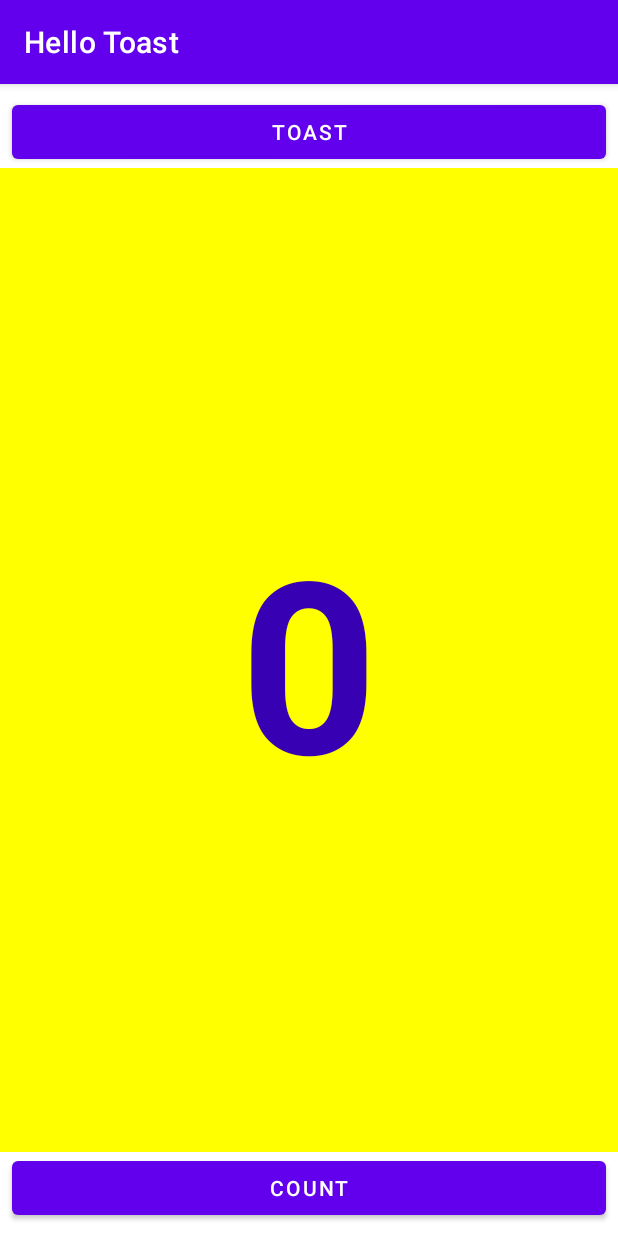
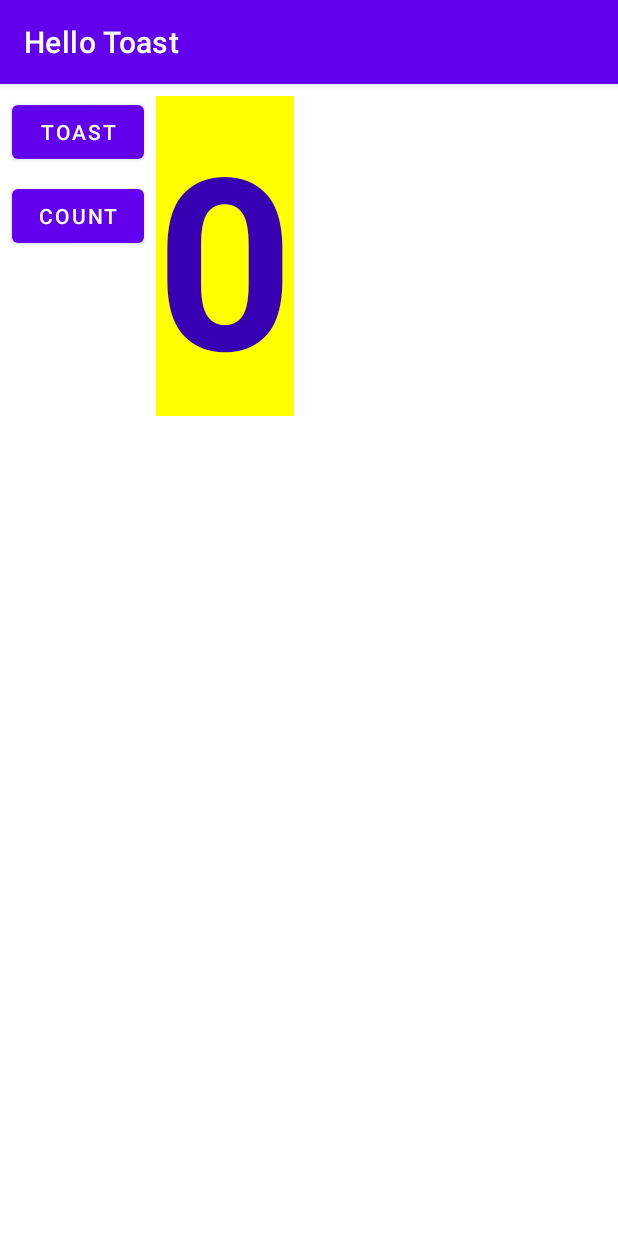
Before and after one commit to Developing-Mobile-Apps/hello-toast, an Android app: the screen it shows after launch (MainActivity), on a phone screen of 412 x 824 dp. Run offline under Robolectric (Android 15) with nearby library versions, the phone set to English and light mode, and no system bars.

Commit message:
FEAT: Update layout
Update layout show that it looks good in both horizontal and vertical orientations

```diff
--- a/app/src/main/res/layout/activity_main.xml
+++ b/app/src/main/res/layout/activity_main.xml
@@ -12,10 +12,8 @@
         android:layout_height="wrap_content"
         android:layout_marginStart="8dp"
         android:layout_marginTop="8dp"
-        android:layout_marginEnd="8dp"
         android:onClick="showToast"
         android:text="@string/button_label_toast"
-        app:layout_constraintEnd_toEndOf="parent"
         app:layout_constraintStart_toStartOf="parent"
         app:layout_constraintTop_toTopOf="parent" />
 
@@ -24,27 +22,25 @@
         android:layout_width="0dp"
         android:layout_height="wrap_content"
         android:layout_marginStart="8dp"
-        android:layout_marginEnd="8dp"
-        android:layout_marginBottom="8dp"
+        android:layout_marginTop="8dp"
         android:text="@string/button_label_count"
-        app:layout_constraintBottom_toBottomOf="parent"
-        app:layout_constraintEnd_toEndOf="parent"
-        app:layout_constraintStart_toStartOf="parent" />
+        app:layout_constraintStart_toStartOf="parent"
+        app:layout_constraintTop_toBottomOf="@+id/button_toast" />
 
     <TextView
         android:id="@+id/show_count"
-        android:layout_width="0dp"
-        android:layout_height="0dp"
+        android:layout_width="wrap_content"
+        android:layout_height="wrap_content"
+        android:layout_marginStart="8dp"
+        android:layout_marginTop="8dp"
         android:background="#FFFF00"
         android:gravity="center_vertical"
+        android:onClick="countUp"
         android:text="@string/count_initial_value"
         android:textAlignment="center"
         android:textColor="@color/purple_700"
         android:textSize="160sp"
         android:textStyle="bold"
-        app:layout_constraintBottom_toTopOf="@+id/button_count"
-        app:layout_constraintEnd_toEndOf="parent"
-        app:layout_constraintStart_toStartOf="parent"
-        app:layout_constraintTop_toBottomOf="@+id/button_toast"
-        android:onClick="countUp"/>
+        app:layout_constraintStart_toEndOf="@+id/button_toast"
+        app:layout_constraintTop_toTopOf="parent" />
 </androidx.constraintlayout.widget.ConstraintLayout>
```
